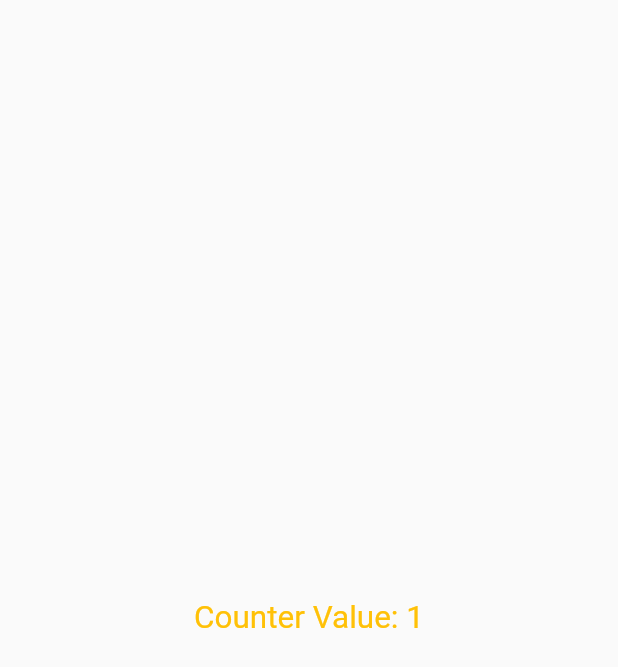
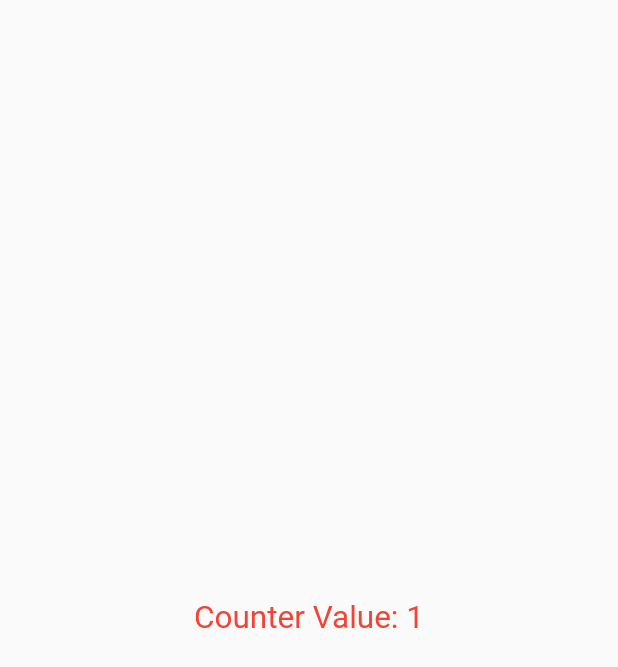
Before and after one commit to AliJawadSubhan/stacked_practice_1, a Flutter app: the screen it shows after launch, after a tap on "increase", after a tap on "Navigate next", on a phone screen of 412 x 824 dp. Shown: the top 667 px of the screen. Run offline on Flutter 3.47's test engine with Material 2 defaults, Android fonts, the phone set to English and light mode, and no system bars; our stand-ins replace stacked, stacked_services; generated files the repository leaves out were written again.

Commit message:
ui fix minor

```diff
--- a/lib/views/counter_view.dart
+++ b/lib/views/counter_view.dart
@@ -22,7 +22,7 @@ class CounterView extends StatelessWidget {
               children: [
                 Text(
                   "Counter Value: ${viewmodel.counterService.counterValue}",
-                  style: TextStyle(color: Colors.amber, fontSize: 21),
+                  style: TextStyle(color: Colors.red, fontSize: 21),
                 ),
                 TextButton(
                   onPressed: () {
--- a/lib/views/home_view.dart
+++ b/lib/views/home_view.dart
@@ -15,7 +15,7 @@ class HomeView extends StatelessWidget {
           body: Center(
               child: Text(
             "Counter Value: ${viewmodel.counterService.counterValue}",
-            style: TextStyle(color: Colors.amber, fontSize: 21),
+            style: TextStyle(color: Colors.red, fontSize: 21),
           )),
         );
       },
```
